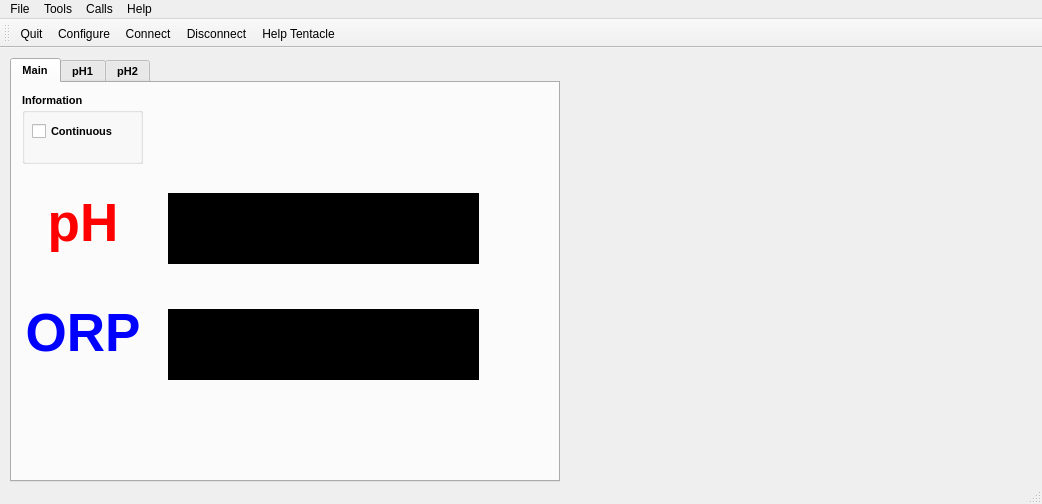
First picture: the form in src/mainwindow.ui, repository cskv/atlas-tentacle, before the edit.
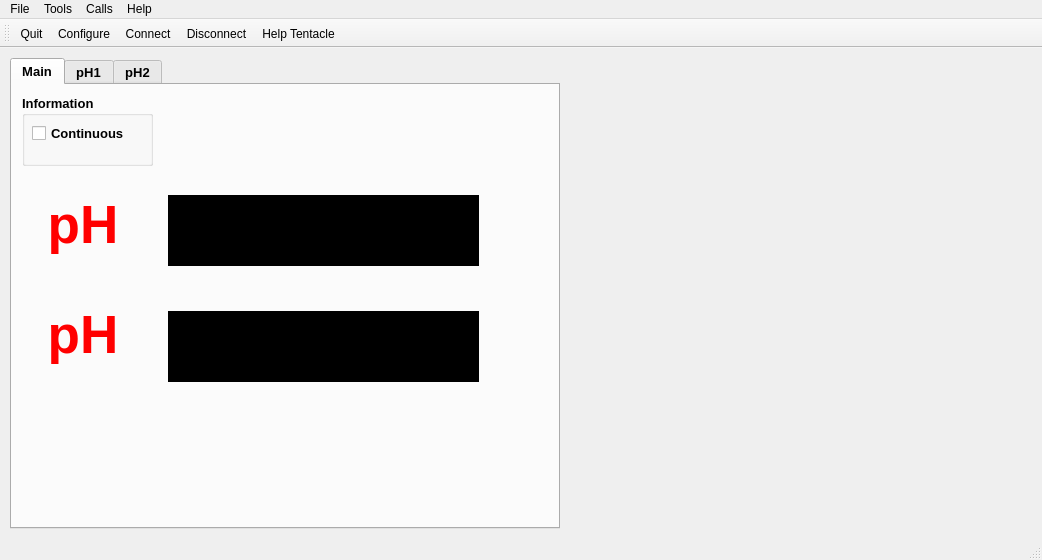
Second picture: the form after the edit. Icons and pictures are not drawn.

The edit to the form file:
```diff
--- a/src/mainwindow.ui
+++ b/src/mainwindow.ui
@@ -7,7 +7,7 @@
     <x>0</x>
     <y>0</y>
     <width>1042</width>
-    <height>504</height>
+    <height>560</height>
    </rect>
   </property>
   <property name="windowTitle">
@@ -20,12 +20,12 @@
       <x>10</x>
       <y>10</y>
       <width>550</width>
-      <height>424</height>
+      <height>471</height>
      </rect>
     </property>
     <property name="font">
      <font>
-      <pointsize>8</pointsize>
+      <pointsize>10</pointsize>
       <weight>75</weight>
       <bold>true</bold>
      </font>
@@ -39,6 +39,12 @@
     <property name="currentIndex">
      <number>0</number>
     </property>
+    <property name="iconSize">
+     <size>
+      <width>32</width>
+      <height>32</height>
+     </size>
+    </property>
     <property name="elideMode">
      <enum>Qt::ElideNone</enum>
     </property>
@@ -118,7 +124,7 @@
        <rect>
         <x>10</x>
         <y>10</y>
-        <width>121</width>
+        <width>131</width>
         <height>71</height>
        </rect>
       </property>
@@ -142,7 +148,7 @@
         <rect>
          <x>10</x>
          <y>30</y>
-         <width>83</width>
+         <width>101</width>
          <height>17</height>
         </rect>
        </property>
@@ -203,10 +209,10 @@
        </font>
       </property>
       <property name="styleSheet">
-       <string notr="true">color: blue;</string>
+       <string notr="true">color: red;</string>
       </property>
       <property name="text">
-       <string>ORP</string>
+       <string>pH</string>
       </property>
       <property name="alignment">
        <set>Qt::AlignCenter</set>
```
Left out of the diff: 32 changed lines with no effect on the pictures.
